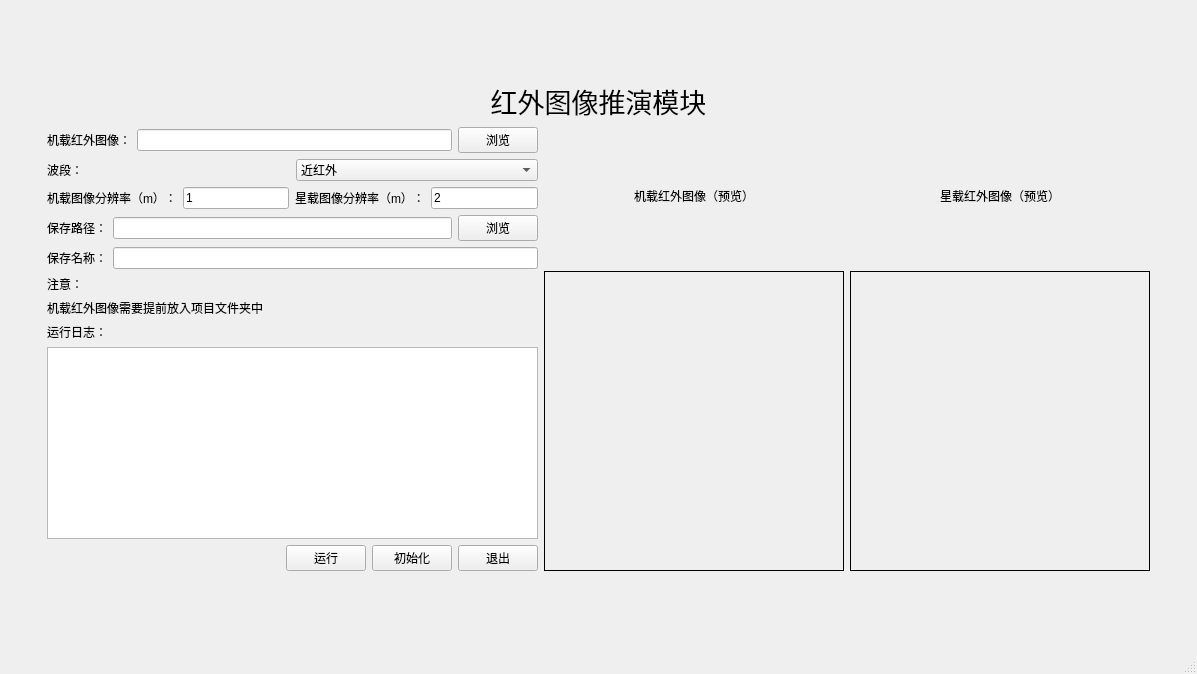
Before: the Qt Designer form v1/infdeduction.ui in chongkuiqi/FTRP_app, drawn with Qt 5.
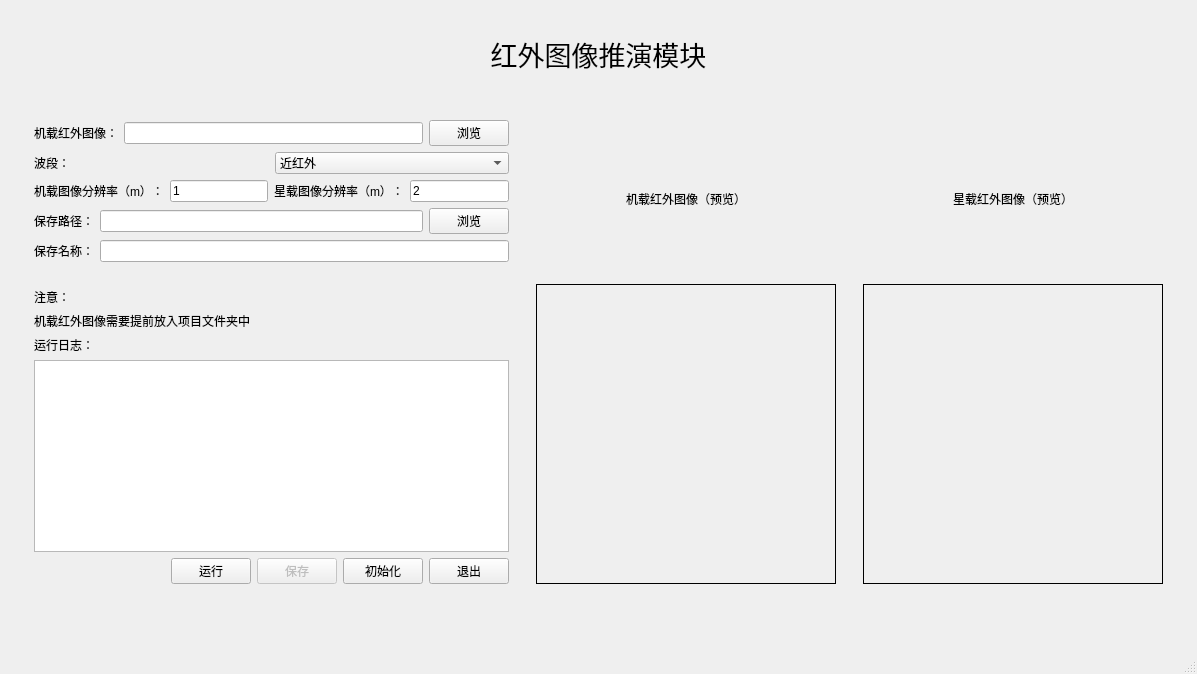
After: the same form once the commit is applied.

```diff
--- a/v1/infdeduction.ui
+++ b/v1/infdeduction.ui
@@ -15,7 +15,7 @@
   </property>
   <widget class="QWidget" name="centralwidget">
    <layout class="QGridLayout" name="gridLayout">
-    <item row="2" column="1" rowspan="2">
+    <item row="3" column="1" rowspan="2">
      <layout class="QHBoxLayout" name="horizontalLayout_7">
       <item>
        <layout class="QVBoxLayout" name="verticalLayout">
@@ -137,6 +137,22 @@
           </item>
          </layout>
         </item>
+        <item>
+         <spacer name="verticalSpacer_4">
+          <property name="orientation">
+           <enum>Qt::Vertical</enum>
+          </property>
+          <property name="sizeType">
+           <enum>QSizePolicy::Minimum</enum>
+          </property>
+          <property name="sizeHint" stdset="0">
+           <size>
+            <width>20</width>
+            <height>20</height>
+           </size>
+          </property>
+         </spacer>
+        </item>
         <item>
          <widget class="QLabel" name="label_11">
           <property name="text">
@@ -183,6 +199,16 @@
             </property>
            </widget>
           </item>
+          <item>
+           <widget class="QPushButton" name="save">
+            <property name="enabled">
+             <bool>false</bool>
+            </property>
+            <property name="text">
+             <string>保存</string>
+            </property>
+           </widget>
+          </item>
           <item>
            <widget class="QPushButton" name="initialize">
             <property name="text">
@@ -201,6 +227,19 @@
         </item>
        </layout>
       </item>
+      <item>
+       <spacer name="horizontalSpacer_4">
+        <property name="orientation">
+         <enum>Qt::Horizontal</enum>
+        </property>
+        <property name="sizeHint" stdset="0">
+         <size>
+          <width>40</width>
+          <height>20</height>
+         </size>
+        </property>
+       </spacer>
+      </item>
       <item>
        <layout class="QVBoxLayout" name="verticalLayout_3">
         <item>
@@ -237,6 +276,19 @@
         </item>
        </layout>
       </item>
+      <item>
+       <spacer name="horizontalSpacer_5">
+        <property name="orientation">
+         <enum>Qt::Horizontal</enum>
+        </property>
+        <property name="sizeHint" stdset="0">
+         <size>
+          <width>40</width>
+          <height>20</height>
+         </size>
+        </property>
+       </spacer>
+      </item>
       <item>
        <layout class="QVBoxLayout" name="verticalLayout_2">
         <item>
@@ -275,46 +327,7 @@
       </item>
      </layout>
     </item>
-    <item row="3" column="2">
-     <spacer name="horizontalSpacer_3">
-      <property name="orientation">
-       <enum>Qt::Horizontal</enum>
-      </property>
-      <property name="sizeHint" stdset="0">
-       <size>
-        <width>40</width>
-        <height>20</height>
-       </size>
-      </property>
-     </spacer>
-    </item>
-    <item row="2" column="0">
-     <spacer name="horizontalSpacer_2">
-      <property name="orientation">
-       <enum>Qt::Horizontal</enum>
-      </property>
-      <property name="sizeHint" stdset="0">
-       <size>
-        <width>40</width>
-        <height>20</height>
-       </size>
-      </property>
-     </spacer>
-    </item>
-    <item row="0" column="1">
-     <spacer name="verticalSpacer">
-      <property name="orientation">
-       <enum>Qt::Vertical</enum>
-      </property>
-      <property name="sizeHint" stdset="0">
-       <size>
-        <width>20</width>
-        <height>36</height>
-       </size>
-      </property>
-     </spacer>
-    </item>
-    <item row="4" column="1">
+    <item row="5" column="1">
      <spacer name="verticalSpacer_2">
       <property name="orientation">
        <enum>Qt::Vertical</enum>
@@ -342,6 +355,70 @@
       </property>
      </widget>
     </item>
+    <item row="0" column="1">
+     <spacer name="verticalSpacer">
+      <property name="orientation">
+       <enum>Qt::Vertical</enum>
+      </property>
+      <property name="sizeType">
+       <enum>QSizePolicy::Minimum</enum>
+      </property>
+      <property name="sizeHint" stdset="0">
+       <size>
+        <width>20</width>
+        <height>25</height>
+       </size>
+      </property>
+     </spacer>
+    </item>
+    <item row="3" column="0">
+     <spacer name="horizontalSpacer_2">
+      <property name="orientation">
+       <enum>Qt::Horizontal</enum>
+      </property>
+      <property name="sizeType">
+       <enum>QSizePolicy::Minimum</enum>
+      </property>
+      <property name="sizeHint" stdset="0">
+       <size>
+        <width>25</width>
+        <height>20</height>
+       </size>
+      </property>
+     </spacer>
+    </item>
+    <item row="4" column="2">
+     <spacer name="horizontalSpacer_3">
+      <property name="orientation">
+       <enum>Qt::Horizontal</enum>
+      </property>
+      <property name="sizeType">
+       <enum>QSizePolicy::Minimum</enum>
+      </property>
+      <property name="sizeHint" stdset="0">
+       <size>
+        <width>25</width>
+        <height>20</height>
+       </size>
+      </property>
+     </spacer>
+    </item>
+    <item row="2" column="1">
+     <spacer name="verticalSpacer_3">
+      <property name="orientation">
+       <enum>Qt::Vertical</enum>
+      </property>
+      <property name="sizeType">
+       <enum>QSizePolicy::Minimum</enum>
+      </property>
+      <property name="sizeHint" stdset="0">
+       <size>
+        <width>20</width>
+        <height>40</height>
+       </size>
+      </property>
+     </spacer>
+    </item>
    </layout>
   </widget>
   <widget class="QMenuBar" name="menubar">
```
